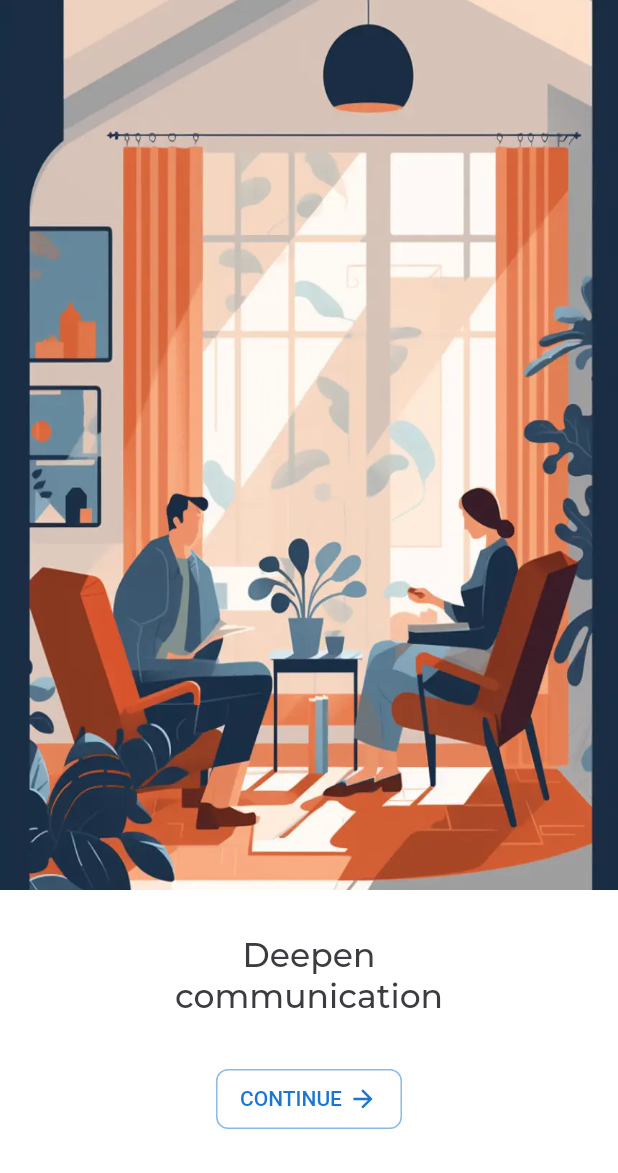
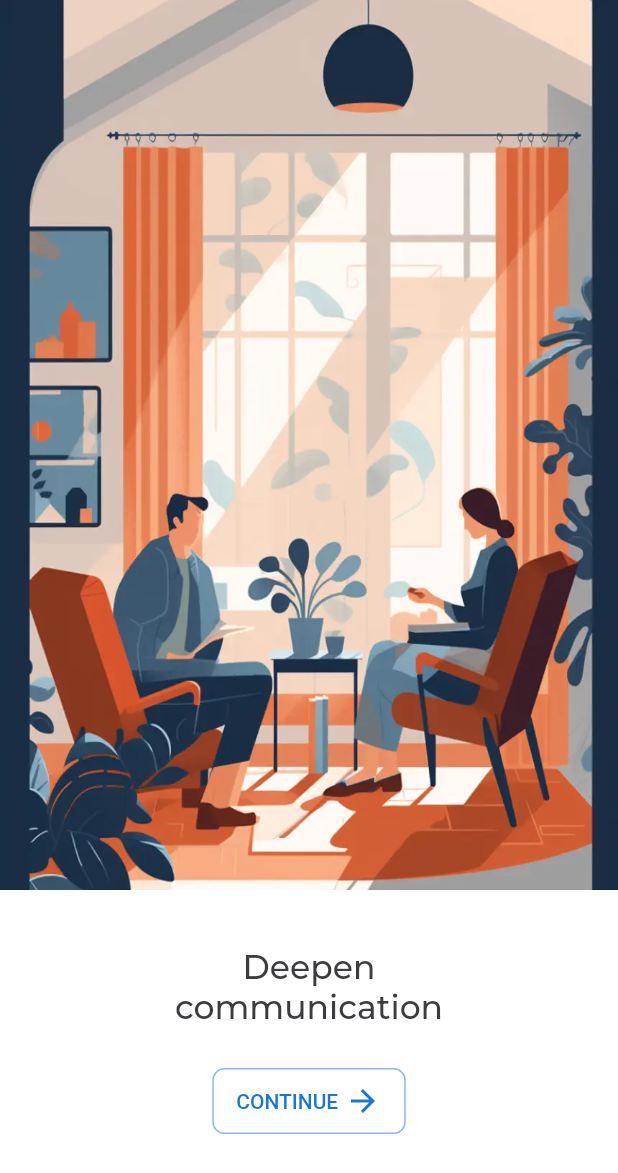
Before and after one commit to jadhavdurgesh/pillowtalk, a Flutter app: the screen it shows after launch, after a tap on "CONTINUE", on a phone screen of 412 x 824 dp. Shown: the top 1173 px of the screen. Run offline on Flutter 3.47's test engine with Material 2 defaults, Android fonts, the light colour scheme and no system bars; drawn by our look-alikes of expandable_page_view; our stand-ins replace flutter_svg, get, google_fonts, velocity_x.

Commit message:
Signinoutline Button fixed

```diff
--- a/lib/components/onboard_content.dart
+++ b/lib/components/onboard_content.dart
@@ -1,5 +1,6 @@
 import 'package:flutter/material.dart';
 import 'package:pillowtalk/constants/colors.dart';
+import 'package:pillowtalk/main.dart';
 import 'package:velocity_x/velocity_x.dart';
 
 import '../constants/fonts/fontstyle.dart';
@@ -25,22 +26,28 @@
 
   @override
   Widget build(BuildContext context) {
+    mq =  MediaQuery.of(context).size;
     return SizedBox(
-      height: MediaQuery.of(context).size.height*0.86,
+      height: mq.height*0.86,
       width: double.infinity,
       child: Column(
         children: [
           SizedBox(
-            height: MediaQuery.of(context).size.height*0.72,
+            height: mq.height*0.72,
             width: double.infinity,child: Image.asset(image, fit: BoxFit.cover,),
           ),
+          // SizedBox(
+          //   height: mq.height*0.06,
+          // ),
           const Expanded(child: SizedBox(),),
           Text(
             text,
             style: kMontserratMedium.copyWith(fontSize: 22),
             textAlign: TextAlign.center,
           ),
-          const Expanded(child: SizedBox(),),
+          SizedBox(
+            height: mq.height*0.03,
+          )
         ],
       ),
     );
--- a/lib/components/outline_button.dart
+++ b/lib/components/outline_button.dart
@@ -10,8 +10,6 @@
     double? height,
     double? width,
     double? widthbox,
-    bool isWidget = false,
-    Widget? customWidget,
     void Function()? onPress}) {
   return OutlinedButton(
       style: OutlinedButton.styleFrom(
@@ -31,7 +29,7 @@
             SizedBox(
               width: widthbox,
             ),
-            isWidget ? customWidget! : SvgPicture.asset(
+            SvgPicture.asset(
               assetName!,
               width: width,
               height: height,
--- a/lib/main.dart
+++ b/lib/main.dart
@@ -4,6 +4,8 @@
 import 'package:pillowtalk/views/home/home.dart';
 import 'package:pillowtalk/views/payment_screen.dart';
 import 'package:pillowtalk/views/splash_screen.dart';
+
+import 'views/onboarding/onboarding_screen.dart';
 
 late Size mq;
 void main() {
--- a/lib/views/onboarding/onboarding_one.dart
+++ b/lib/views/onboarding/onboarding_one.dart
@@ -77,8 +77,7 @@
           Column(mainAxisAlignment: MainAxisAlignment.spaceBetween, children: [
         ExpandablePageView.builder(
           physics: const AlwaysScrollableScrollPhysics(),
-          animationDuration: const Duration(seconds: 10),
-          animationCurve: Curves.slowMiddle,
+          animationDuration: const Duration(seconds: 2),
           controller: _pageController,
           itemCount: onboardDataList.length,
           onPageChanged: (index) {
@@ -110,7 +109,7 @@
               Get.to(
                 () => const OnboardingFourScreen(),
                 transition: Transition.topLevel,
-                duration: const Duration(milliseconds: 100),
+                duration: const Duration(milliseconds: 1),
               );
             } else if (_pageIndex == onboardDataList.length - 2) {
               _pageController.jumpToPage(2);
--- /dev/null
+++ b/lib/views/onboarding/onboarding_screen.dart
@@ -0,0 +1,95 @@
+import 'package:flutter/material.dart';
+import 'package:get/get.dart';
+import 'package:pillowtalk/components/onboard_content.dart';
+import 'package:pillowtalk/components/outline_button.dart';
+import 'package:pillowtalk/constants/lists.dart';
+import 'package:pillowtalk/main.dart';
+import 'onbaording_four.dart';
+
+class OnboardingScreen extends StatefulWidget {
+  const OnboardingScreen({super.key});
+
+  @override
+  State<OnboardingScreen> createState() => _OnboardingScreenState();
+}
+
+class _OnboardingScreenState extends State<OnboardingScreen> {
+
+  late Image image1;
+  late Image image2;
+  late Image image3;
+  late PageController _pageController;
+  int _pageIndex = 0;
+
+  @override
+  void initState() {
+    super.initState();
+    image1 = Image.asset("assets/banner1.webp");
+    image2 = Image.asset("assets/banner2.webp");
+    image3 = Image.asset("assets/banner3.webp");
+    preCache();
+    _pageController = PageController(initialPage: 0);
+  }
+
+  Future<void> preCache() async {
+    await precacheImage(image1.image, context);
+    await precacheImage(image2.image, context);
+    await precacheImage(image3.image, context);
+  }
+
+  @override
+  void dispose() {
+    super.dispose();
+    _pageController.dispose();
+  }
+
+  @override
+  Widget build(BuildContext context) {
+  mq = MediaQuery.of(context).size;
+    return Scaffold(
+      body: Column(
+        children: [
+          Expanded(
+            child: PageView.builder(
+              controller: _pageController,
+              itemCount: onboardDataList.length,
+              onPageChanged: (index) {
+                setState(() {
+                  _pageIndex = index;
+                });
+              },
+              itemBuilder: (context, index) {
+                return OnboardContent(
+                    image: onboardDataList[index].image,
+                    text: onboardDataList[index].text);
+              },
+            ),
+          ),
+          // SizedBox(
+          //   height: mq.height*0.01,
+          // ),
+          customOutlineButton(
+            assetName: "assets/icons/arrow.svg",
+            title: _pageIndex == onboardDataList.length - 1
+                ? "LET'S BEGIN"
+                : "CONTINUE",
+            // height: 20,
+            // width: 20,
+            widthbox: 4.0,
+            onPress: () {
+               if(_pageIndex == onboardDataList.length - 1){
+                Get.to(()=> const OnboardingFourScreen(), transition: Transition.topLevel ,  duration: const Duration(milliseconds: 1),);
+               }
+               else{
+                _pageController.nextPage(duration: const Duration(milliseconds: 300), curve: Curves.easeInOut);
+               }
+            },
+          ),
+          SizedBox(
+            height: mq.height*0.08,
+          )
+        ],
+      ),
+    );
+  }
+}
--- a/lib/views/splash_screen.dart
+++ b/lib/views/splash_screen.dart
@@ -6,6 +6,7 @@
 import 'package:velocity_x/velocity_x.dart';
 
 import 'onboarding/onboarding_one.dart';
+import 'onboarding/onboarding_screen.dart';
 
 class SplashScreen extends StatefulWidget {
   const SplashScreen({super.key});
@@ -32,7 +33,7 @@
       image1 = Image.asset("assets/banner1.png");
       image2 = Image.asset("assets/banner2.png");
       image3 = Image.asset("assets/banner3.png");
-      Get.off(() => const OnboardingOneScreen(),
+      Get.off(() => const OnboardingScreen(),
           transition: Transition.noTransition);
     });
   }
@@ -71,7 +72,7 @@
           28.heightBox,
 
           Text(
-            "Playdate",
+            "PillowTalk",
             style: kMontserratMedium.copyWith(fontSize: 22),
           ),
 
```
Also changed, not shown: lib/components/create_account_dialog.dart (+5 -5 lines), lib/components/sign_in_outline_button.dart (+6 -9 lines), lib/views/onboarding/onbaording_four.dart (+15 -4 lines), lib/views/onboarding/onboarding_two.dart (deleted, +0 -60 lines).
